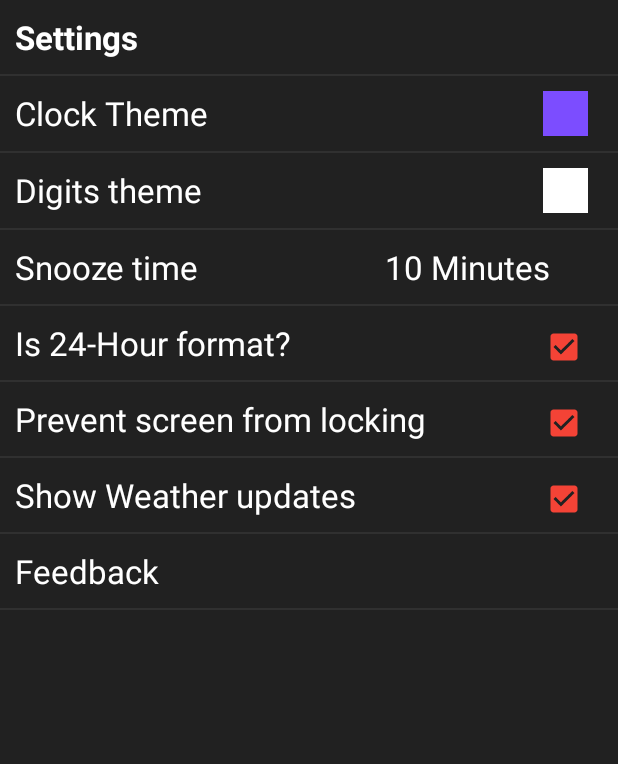
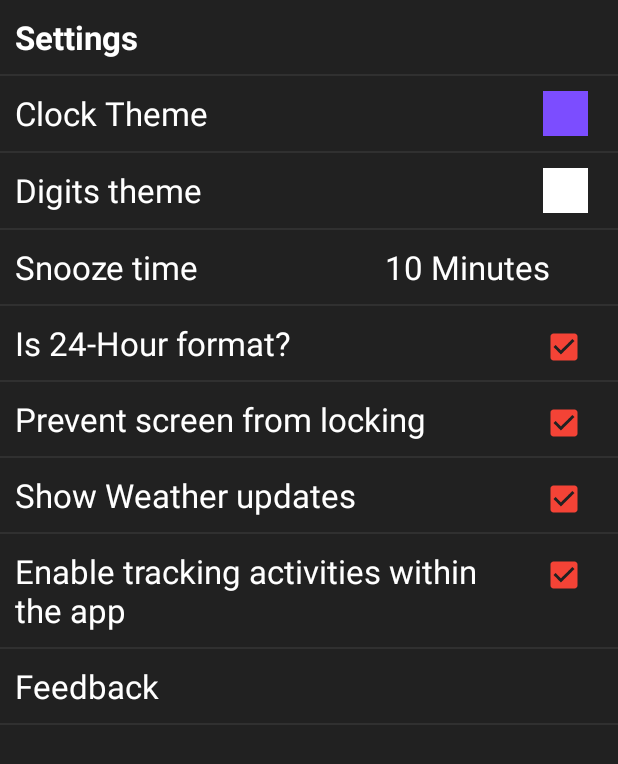
Before and after one commit to shradzdeshmukh/AlarmClock, an Android app: the SettingsActivity screen opened directly, with no data from a screen before it, on a phone screen of 412 x 824 dp. Shown: the top 764 px of the screen. Run offline under Robolectric (Android 15) with nearby library versions, the phone set to English and light mode, and no system bars; libraries missing offline, so code that uses them is left out: com.facebook.stetho; 6 statements that could not run were skipped.

Commit message:
Merge branch 'master' of https://github.com/shradzdeshmukh/AlarmClock addde weather UI # Conflicts: #	.gitignore
gps logic

```diff
--- a/app/build.gradle
+++ b/app/build.gradle
@@ -9,11 +9,11 @@ android {
         minSdkVersion 16
         targetSdkVersion 23
         versionCode 1
-        versionName "2000"
+        versionName "1.0"
     }
     buildTypes {
         release {
-            minifyEnabled true
+            minifyEnabled false
             proguardFiles getDefaultProguardFile('proguard-android.txt'), 'proguard-rules.pro'
         }
         debug {
--- a/app/src/main/java/com/cyno/alarm/AlarmApplication.java
+++ b/app/src/main/java/com/cyno/alarm/AlarmApplication.java
@@ -24,7 +24,7 @@ public class AlarmApplication extends Application {
     @Override
     public void onCreate() {
         super.onCreate();
-        Stetho.initializeWithDefaults(this);
+//        Stetho.initializeWithDefaults(this);
     }
 
     /**
--- a/app/src/main/java/com/cyno/alarm/UtilsAndConstants/Utils.java
+++ b/app/src/main/java/com/cyno/alarm/UtilsAndConstants/Utils.java
@@ -18,6 +18,7 @@ import com.cyno.alarm.database.PicCodesTable;
 import com.cyno.alarm.database.SummaryCodesTable;
 import com.cyno.alarm.models.Weather;
 import com.cyno.alarm.ui.MainActivity;
+import com.cyno.alarm.ui.SettingsActivity;
 
 import java.util.Locale;
 
@@ -395,18 +396,21 @@ public class Utils {
     }
 
     public static void trackScreen(Activity context, String s){
+        if(SettingsActivity.isAnalyticsEnabled(context))
         ((AlarmApplication)context.getApplication()).
                 trackScreenView(s);
 
     }
 
     public static void trackEvent(Context context, String category, String action, String label ){
-        if(!(context instanceof  Activity))
-            ((AlarmApplication)context.getApplicationContext()).trackEvent(category,action,label);
-        else
-            ((AlarmApplication)((Activity)context).getApplication()).
-                    trackEvent(category,action,label);
+        if(SettingsActivity.isAnalyticsEnabled(context)) {
 
+            if (!(context instanceof Activity))
+                ((AlarmApplication) context.getApplicationContext()).trackEvent(category, action, label);
+            else
+                ((AlarmApplication) ((Activity) context).getApplication()).
+                        trackEvent(category, action, label);
+        }
     }
 
 
--- a/app/src/main/java/com/cyno/alarm/ui/SettingsActivity.java
+++ b/app/src/main/java/com/cyno/alarm/ui/SettingsActivity.java
@@ -1,6 +1,7 @@
 package com.cyno.alarm.ui;
 
 import android.app.AlertDialog;
+import android.content.Context;
 import android.content.DialogInterface;
 import android.content.Intent;
 import android.content.SharedPreferences;
@@ -39,6 +40,7 @@ public class SettingsActivity extends AppCompatActivity implements View.OnClickL
     public static final String PREF_SNOOZE_INTERVAL = "snooze_int";
     private static final String FEEDBACK_EMAIL_ID = "developer.shraddha@gmail.com";
     private static final String FEEDBACK_SUBJECT = "Feedback on your app Alarm";
+    private static final String PREF_TRACK_ANALYTICS = "track";
     private SharedPreferences pref;
 
     @Override
@@ -59,6 +61,7 @@ public class SettingsActivity extends AppCompatActivity implements View.OnClickL
         pref = PreferenceManager.getDefaultSharedPreferences(this);
         setAmPm(pref.getBoolean(PREF_IS_24HOUR, true));
         setScreenOn(pref.getBoolean(PREF_KEEP_SCREEN_ON, true));
+        setAnalytics(pref.getBoolean(PREF_TRACK_ANALYTICS, true));
         setWeatherOn(Utils.isWeatherPermited(this));
         setSnoozeInterval(pref.getInt(PREF_SNOOZE_INTERVAL, 10));
         setFeedback();
@@ -96,6 +99,30 @@ public class SettingsActivity extends AppCompatActivity implements View.OnClickL
                     intent.setAction(MainActivity.ACTION_UPDATE_WEATHER);
                     startActivity(intent);
                     finish();
+                }
+            }
+        });
+    }
+
+    private void setAnalytics(boolean aBoolean){
+        final CheckBox cb = (CheckBox) findViewById(R.id.settings_analytics_on);
+        cb.setChecked(aBoolean);
+
+        View parent = (View) cb.getParent();
+        parent.setOnClickListener(new View.OnClickListener() {
+            @Override
+            public void onClick(View v) {
+                cb.setChecked(!cb.isChecked());
+            }
+        });
+        cb.setOnCheckedChangeListener(new CompoundButton.OnCheckedChangeListener() {
+            @Override
+            public void onCheckedChanged(CompoundButton buttonView, boolean isChecked) {
+                if (!isChecked) {
+                    AlertDialog.Builder builder = new AlertDialog.Builder(SettingsActivity.this);
+                    builder.setMessage(getString(R.string.analytics_msg));
+                    builder.setPositiveButton(android.R.string.ok , null);
+                    builder.show();
                 }
             }
         });
@@ -287,4 +314,8 @@ public class SettingsActivity extends AppCompatActivity implements View.OnClickL
         });
     }
 
+    public static boolean isAnalyticsEnabled(Context context){
+        return PreferenceManager.getDefaultSharedPreferences(context).getBoolean(PREF_TRACK_ANALYTICS , true);
+    }
+
 }
--- a/app/src/main/res/layout/settings_activity.xml
+++ b/app/src/main/res/layout/settings_activity.xml
@@ -186,6 +186,34 @@
 
         </LinearLayout>
 
+
+        <View
+            android:background="@color/very_dark_gray"
+            android:layout_width="match_parent"
+            android:layout_height="1dp"/>
+
+        <LinearLayout
+            android:layout_width="match_parent"
+            android:layout_height="wrap_content">
+
+            <TextView
+                android:padding="@dimen/normal_padding_2x"
+                android:textColor="@color/white"
+                android:text="@string/track_analytics"
+                android:maxLines="3"
+                android:textSize="@dimen/settings_keys"
+                android:layout_width="0dp"
+                android:layout_weight="0.5"
+                android:layout_height="wrap_content" />
+
+            <CheckBox
+                android:id="@+id/settings_analytics_on"
+                android:padding="@dimen/normal_padding_2x"
+                android:layout_width="wrap_content"
+                android:layout_height="wrap_content" />
+
+        </LinearLayout>
+
         <View
             android:background="@color/very_dark_gray"
             android:layout_width="match_parent"
--- a/app/src/main/res/values/trans_strings.xml
+++ b/app/src/main/res/values/trans_strings.xml
@@ -22,18 +22,21 @@
 
 
     <!--new strings-->
-    <string name="avg">avg</string>
+    <string name="avg" translatable="false">avg</string>
     <string name="need_weather_title">Show Weather?</string>
     <string name="need_weather_msg">Show weather updates ?</string>
     <string name="no">No</string>
     <string name="yes">Yes</string>
     <string name="update_weather">Updating weather info... </string>
-    <string name="gps_turn_on">Please turn on GPS</string>
     <string name="no_loc_permission">Permission denied to access location for weather updates</string>
     <string name="weather_on">Show Weather updates</string>
     <string name="manual_theme">Choose manual theme</string>
     <string name="defied_theme">Choose Defined themes</string>
-    <string name="view_holder">tag_view_holder</string>
     <string name="snoozed_for">Snoozed for</string>
 
+    <string name="stop_alarm_title">Stop alarm?</string>
+    <string name="stop_alarm_msg">Are you sure you want to stop alarm?</string>
+    <string name="track_analytics">Enable tracking activities within the app</string>
+    <string name="analytics_msg">To help us improve app performance, Analytics is used to track your activities within the app. We wont track anything if you set this off.</string>
+
 </resources>
```
Also changed, not shown: app/src/main/java/com/cyno/alarm/ui/MainActivity.java (+32 -27 lines), app/src/main/res/values/strings.xml (+11 -12 lines), app/src/main/res/mipmap-hdpi/icon.png, app/src/main/res/mipmap-mdpi/icon.png, app/src/main/res/mipmap-xhdpi/icon.png, app/src/main/res/mipmap-xxhdpi/icon.png, app/src/main/res/mipmap-xxxhdpi/icon.png, 10 other files.
